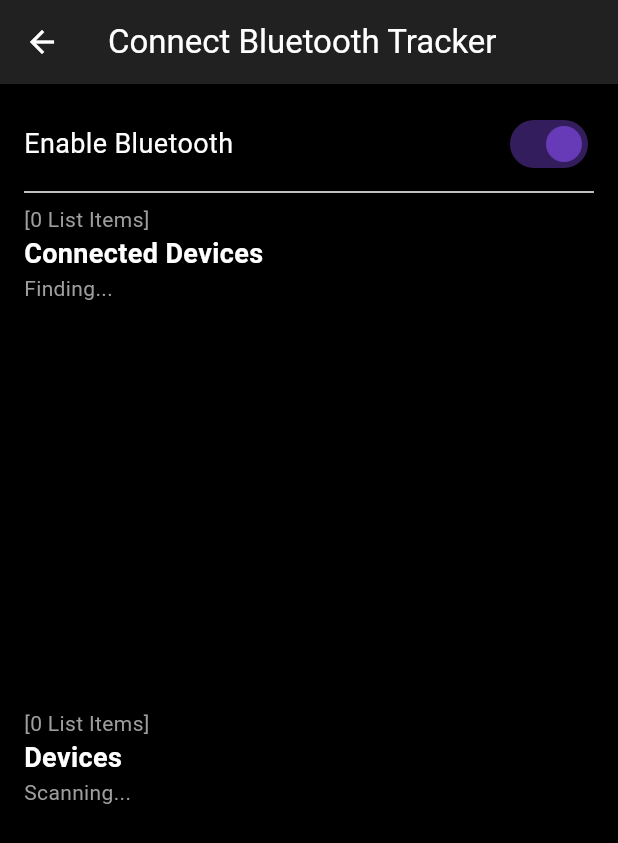
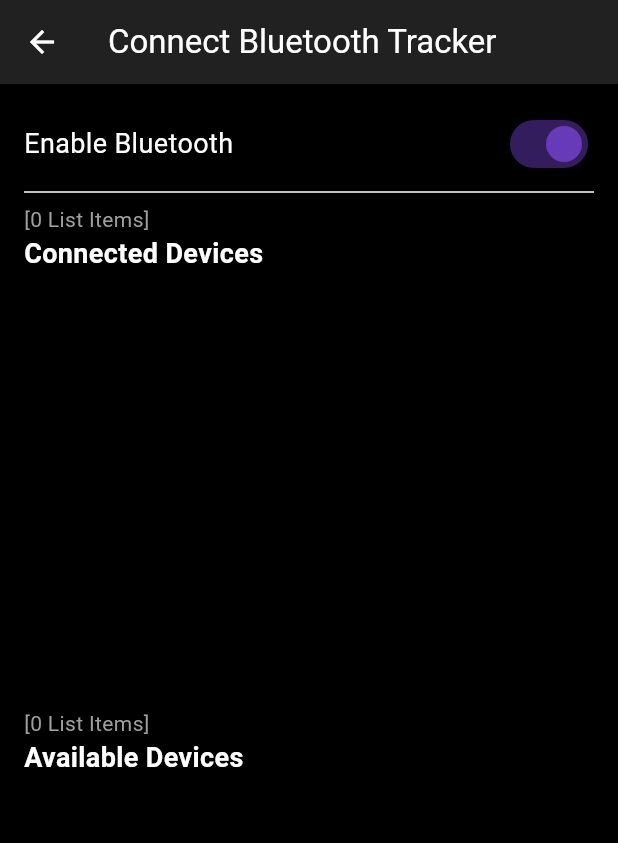
Before and after one commit to faizanmalik2023/Solar-Tracker, a Flutter app: the HomePage screen opened directly, after a tap on the "bluetooth" icon, on a phone screen of 412 x 824 dp. Shown: the top 843 px of the screen. Run offline on Flutter 3.47's test engine with Material 3 defaults, Android fonts, the phone set to English and light mode, and no system bars; our stand-ins replace cloud_firestore, firebase_auth, firebase_core, fl_chart, flutter_blue_plus, flutter_riverpod and 2 more; accounts and stored records are empty; network calls fail.

Commit message:
Fixed sign in page and bluetooth page

```diff
--- /dev/null
+++ b/lib/constants.dart
@@ -0,0 +1,5 @@
+import 'dart:ui';
+
+Color kPrimary = Color(0xFF222222);
+Color kSecondary = Color(0xFF323232);
+Color kTertiary = Color(0xFFF87605);
--- a/lib/home.dart
+++ b/lib/home.dart
@@ -87,27 +87,28 @@ class _HomePageState extends State<HomePage> {
         actions: [
           Padding(
             padding: const EdgeInsets.only(right: 8.0),
-            child: GestureDetector(
-              onTap: () {
+            child: IconButton(
+              onPressed: () {
                 Navigator.push(
-                    context,
-                    MaterialPageRoute<ConnectBluetoothTrackerPage>(
-                        builder: (context) =>
-                            const ConnectBluetoothTrackerPage()));
+                  context,
+                  MaterialPageRoute<ConnectBluetoothTrackerPage>(
+                    builder: (context) => const ConnectBluetoothTrackerPage(),
+                  ),
+                );
               },
-              child: const Icon(Icons.bluetooth, size: 30),
+              icon: const Icon(Icons.bluetooth, size: 30),
             ),
           ),
           Padding(
             padding: const EdgeInsets.only(right: 8.0),
-            child: GestureDetector(
-              onTap: () {
+            child: IconButton(
+              onPressed: () {
                 Navigator.push(
                     context,
                     MaterialPageRoute<TrackerSettingsPage>(
                         builder: (context) => const TrackerSettingsPage()));
               },
-              child: const Icon(Icons.settings, size: 30),
+              icon: const Icon(Icons.settings, size: 30),
             ),
           ),
         ],
--- a/lib/main.dart
+++ b/lib/main.dart
@@ -1,14 +1,15 @@
 import 'package:flutter/material.dart';
 import 'package:firebase_core/firebase_core.dart';
 import 'package:solar_tracker/utilities/firebase_options.dart';
-import 'Auth/sign_in.dart';
+import 'package:solar_tracker/Auth/sign_in.dart';
+import 'package:flutter_riverpod/flutter_riverpod.dart';
 
 void main() async {
   WidgetsFlutterBinding.ensureInitialized();
   await Firebase.initializeApp(
     options: DefaultFirebaseOptions.currentPlatform,
   );
-  runApp(const MyApp());
+  runApp(const ProviderScope(child: MyApp()));
 }
 
 class MyApp extends StatelessWidget {
@@ -22,6 +23,7 @@ class MyApp extends StatelessWidget {
         primarySwatch: Colors.blue,
       ),
       home: SignInPage(),
+      debugShowCheckedModeBanner: false,
     );
   }
 }
--- a/lib/utilities/bluetooth_page.dart
+++ b/lib/utilities/bluetooth_page.dart
@@ -1,102 +1,15 @@
 import 'package:flutter/material.dart';
-import 'package:flutter_blue_plus/flutter_blue_plus.dart';
-import 'dart:async';
-import 'dart:io' show Platform;
+import 'package:flutter_riverpod/flutter_riverpod.dart';
+import 'package:solar_tracker/providers/bluetooth_provider.dart';
 
-class ConnectBluetoothTrackerPage extends StatefulWidget {
+class ConnectBluetoothTrackerPage extends ConsumerWidget {
   const ConnectBluetoothTrackerPage({super.key});
 
   @override
-  _ConnectBluetoothTrackerPageState createState() =>
-      _ConnectBluetoothTrackerPageState();
-}
+  Widget build(BuildContext context, WidgetRef ref) {
+    final bluetoothState = ref.watch(bluetoothProvider);
+    final bluetoothNotifier = ref.read(bluetoothProvider.notifier);
 
-class _ConnectBluetoothTrackerPageState
-    extends State<ConnectBluetoothTrackerPage> {
-  //FlutterBluePlus flutterBlue = FlutterBluePlus.adapterName;
-  bool _bluetoothEnabled = false;
-  List<BluetoothDevice> connectedDevices = [];
-  List<ScanResult> scanResults = [];
-  StreamSubscription<BluetoothAdapterState>? _adapterStateSubscription;
-  StreamSubscription<List<ScanResult>>? _scanResultsSubscription;
-
-  @override
-  void initState() {
-    super.initState();
-    _initBluetooth();
-  }
-
-  @override
-  void dispose() {
-    _adapterStateSubscription?.cancel();
-    _scanResultsSubscription?.cancel();
-    super.dispose();
-  }
-
-  void _initBluetooth() async {
-    // Check if Bluetooth is supported
-    if (await FlutterBluePlus.isSupported == false) {
-      print('Bluetooth not supported by this device');
-      return;
-    }
-
-    // Handle Bluetooth on & off
-    _adapterStateSubscription =
-        FlutterBluePlus.adapterState.listen((BluetoothAdapterState state) {
-      setState(() {
-        _bluetoothEnabled = (state == BluetoothAdapterState.on);
-      });
-      if (state == BluetoothAdapterState.on) {
-        _startScan();
-      } else {
-        _stopScan();
-      }
-    });
-
-    // Get connected devices
-    // FlutterBluePlus.connectedDevices.asStream().listen((devices) {
-    //   setState(() {
-    //     connectedDevices = devices;
-    //   });
-    // });
-    setState(() {
-      connectedDevices = FlutterBluePlus.connectedDevices;
-    });
-
-    // Listen to scan results
-    _scanResultsSubscription = FlutterBluePlus.scanResults.listen((results) {
-      setState(() {
-        scanResults = results;
-      });
-    });
-  }
-
-  void _toggleBluetooth(bool value) async {
-    if (Platform.isAndroid) {
-      if (value) {
-        await FlutterBluePlus.turnOn();
-      } else {
-        // await FlutterBluePlus.;
-      }
-    }
-    setState(() {
-      _bluetoothEnabled = value;
-    });
-  }
-
-  void _startScan() {
-    FlutterBluePlus.startScan(timeout: const Duration(seconds: 4));
-  }
-
-  void _stopScan() {
-    FlutterBluePlus.stopScan();
-    setState(() {
-      scanResults.clear();
-    });
-  }
-
-  @override
-  Widget build(BuildContext context) {
     return Scaffold(
       appBar: AppBar(
         title: const Text('Connect Bluetooth Tracker'),
@@ -119,15 +32,24 @@ class _ConnectBluetoothTrackerPageState
                   ),
                 ),
                 Switch(
-                  value: _bluetoothEnabled,
-                  onChanged: _toggleBluetooth,
+                  value: bluetoothState.bluetoothEnabled,
+                  onChanged: (value) {
+                    bluetoothNotifier.toggleBluetooth(context, value);
+                  },
                   activeColor: Colors.deepPurple,
                 ),
               ],
             ),
             const Divider(color: Colors.white),
+            if (bluetoothState.isLoading)
+              Center(child: CircularProgressIndicator())
+            else
+              Expanded(
+                child: Column(
+                  crossAxisAlignment: CrossAxisAlignment.start,
+                  children: [
                     Text(
-              '[${connectedDevices.length} List Items]',
+                      '[${bluetoothState.connectedDevices.length} List Items]',
                       style: const TextStyle(color: Colors.grey),
                     ),
                     const Text(
@@ -138,60 +60,24 @@ class _ConnectBluetoothTrackerPageState
                         fontWeight: FontWeight.bold,
                       ),
                     ),
-            const Text(
-              'Finding...',
-              style: TextStyle(color: Colors.grey),
-            ),
                     Expanded(
                       child: ListView.builder(
-                itemCount: connectedDevices.length,
+                        itemCount: bluetoothState.connectedDevices.length,
                         itemBuilder: (context, index) {
+                          final device = bluetoothState.connectedDevices[index];
                           return Card(
                             color: Colors.teal,
-                    child: ListTile(
-                      title: Text(
-                        connectedDevices[index].platformName,
-                        style: const TextStyle(color: Colors.white),
+                            shape: RoundedRectangleBorder(
+                              borderRadius: BorderRadius.circular(8.0),
                             ),
-                      subtitle: Text(
-                        connectedDevices[index].remoteId.toString(),
-                        style: const TextStyle(color: Colors.white70),
-                      ),
-                      trailing: const Icon(
-                        Icons.signal_cellular_alt,
-                        color: Colors.white,
-                      ),
+                            child: Material(
+                              color: Colors.transparent,
+                              child: InkWell(
+                                borderRadius: BorderRadius.circular(8.0),
                                 onTap: () {
-                        // Handle device tap
+                                  bluetoothNotifier
+                                      .disconnectFromDevice(device);
                                 },
-                    ),
-                  );
-                },
-              ),
-            ),
-            Text(
-              '[${scanResults.length} List Items]',
-              style: const TextStyle(color: Colors.grey),
-            ),
-            const Text(
-              'Devices',
-              style: TextStyle(
-                color: Colors.white,
-                fontSize: 18,
-                fontWeight: FontWeight.bold,
-              ),
-            ),
-            const Text(
-              'Scanning...',
-              style: TextStyle(color: Colors.grey),
-            ),
-            Expanded(
-              child: ListView.builder(
-                itemCount: scanResults.length,
-                itemBuilder: (context, index) {
-                  final device = scanResults[index].device;
-                  return Card(
-                    color: Colors.teal,
                                 child: ListTile(
                                   title: Text(
                                     device.platformName,
@@ -199,18 +85,72 @@ class _ConnectBluetoothTrackerPageState
                                   ),
                                   subtitle: Text(
                                     device.remoteId.toString(),
-                        style: const TextStyle(color: Colors.white70),
+                                    style:
+                                        const TextStyle(color: Colors.white70),
                                   ),
                                   trailing: const Icon(
                                     Icons.signal_cellular_alt,
                                     color: Colors.white,
                                   ),
-                      onTap: () {
-                        // Handle device tap
-                      },
+                                ),
+                              ),
                             ),
                           );
                         },
+                      ),
+                    ),
+                    Text(
+                      '[${bluetoothState.scanResults.length} List Items]',
+                      style: const TextStyle(color: Colors.grey),
+                    ),
+                    const Text(
+                      'Available Devices',
+                      style: TextStyle(
+                        color: Colors.white,
+                        fontSize: 18,
+                        fontWeight: FontWeight.bold,
+                      ),
+                    ),
+                    Expanded(
+                      child: ListView.builder(
+                        itemCount: bluetoothState.scanResults.length,
+                        itemBuilder: (context, index) {
+                          final device =
+                              bluetoothState.scanResults[index].device;
+                          return Card(
+                            color: Colors.teal,
+                            shape: RoundedRectangleBorder(
+                              borderRadius: BorderRadius.circular(8.0),
+                            ),
+                            child: Material(
+                              color: Colors.transparent,
+                              child: InkWell(
+                                borderRadius: BorderRadius.circular(8.0),
+                                onTap: () {
+                                  bluetoothNotifier.connectToDevice(device);
+                                },
+                                child: ListTile(
+                                  title: Text(
+                                    device.platformName,
+                                    style: const TextStyle(color: Colors.white),
+                                  ),
+                                  subtitle: Text(
+                                    device.remoteId.toString(),
+                                    style:
+                                        const TextStyle(color: Colors.white70),
+                                  ),
+                                  trailing: const Icon(
+                                    Icons.signal_cellular_alt,
+                                    color: Colors.white,
+                                  ),
+                                ),
+                              ),
+                            ),
+                          );
+                        },
+                      ),
+                    ),
+                  ],
                 ),
               ),
           ],
--- a/pubspec.yaml
+++ b/pubspec.yaml
@@ -36,8 +36,9 @@ dependencies:
   flutter_blue_plus: ^1.32.7
   http: ^1.2.1
   flutter_riverpod: ^2.5.1
-
+  fluttertoast: ^8.2.6
   fl_chart: ^0.68.0
+  logger: ^2.3.0
 
   # The following adds the Cupertino Icons font to your application.
   # Use with the CupertinoIcons class for iOS style icons.
```
Also changed, not shown: lib/auth/sign_in.dart (+85 -19 lines), lib/helping_widgets/show_manual_turn_off_dialog.dart (added, +22 -0 lines), lib/providers/bluetooth_provider.dart (added, +147 -0 lines), pubspec.lock, 66 other files. Lines whose indentation alone changed are shown as unchanged.
